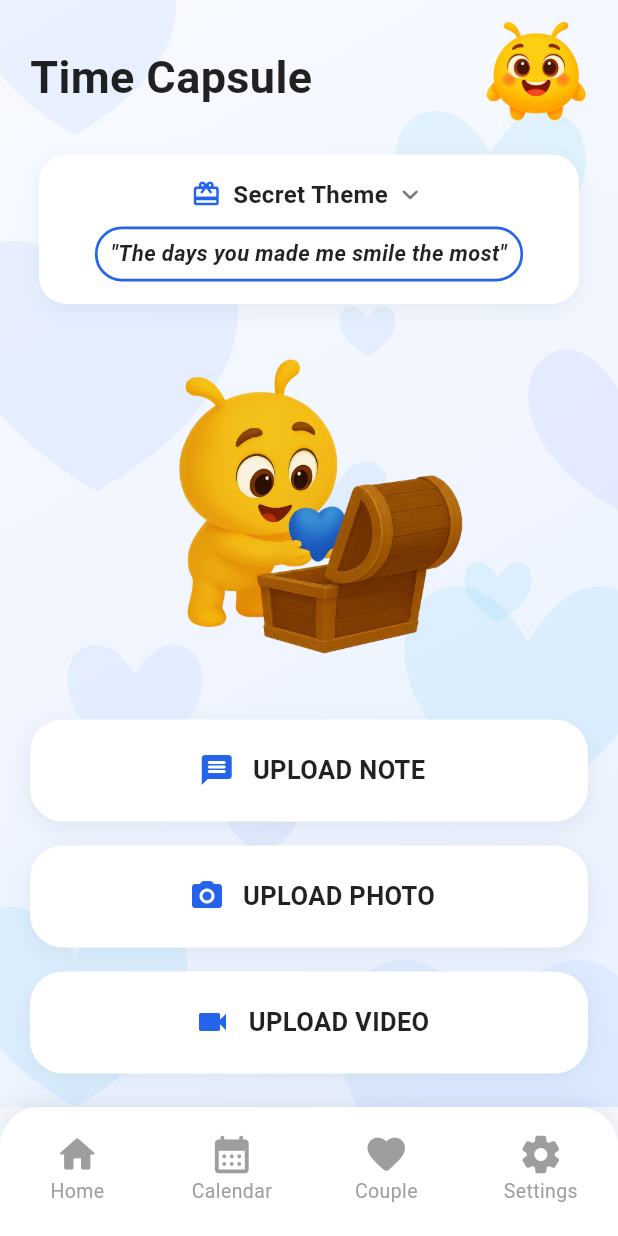
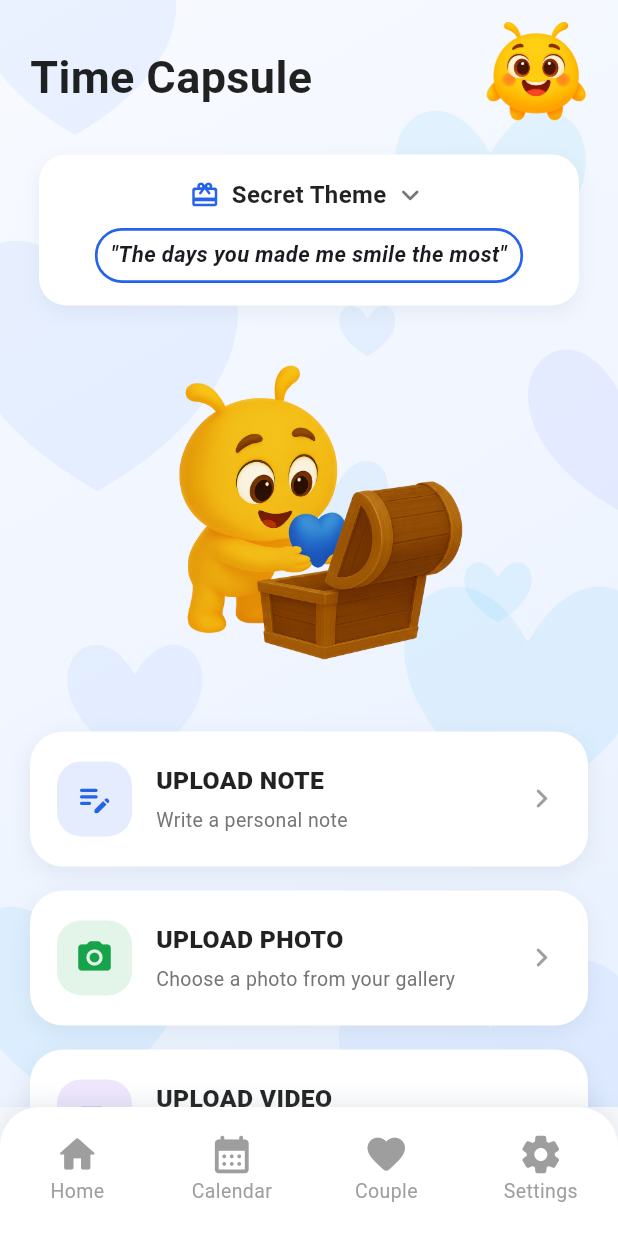
Before and after one commit to Tomasalexpt30/IPM_Bonded, a Flutter app: the TimeCapsuleSubmissionPage screen opened directly with empty values, on a phone screen of 412 x 824 dp. Run offline on Flutter 3.47's test engine with Material 3 defaults, Android fonts, the light colour scheme and no system bars; our stand-ins replace confetti, fl_chart, photo_view; Roboto replaces fonts that are missing (Poppins).

Commit message:
Bonded APP Version 18.2
- Time Capsule Submission Rebrand

```diff
--- a/lib/pages/time_capsule/submission/time_capsule_submission_page.dart
+++ b/lib/pages/time_capsule/submission/time_capsule_submission_page.dart
@@ -31,9 +31,7 @@ class _TimeCapsuleSubmissionPageState extends State<TimeCapsuleSubmissionPage>
   Widget build(BuildContext context) {
     return Scaffold(
       backgroundColor: const Color(0xFFF8F9FD),
-
       bottomNavigationBar: _buildBottomNavBar(context),
-
       body: AppBackground(
         child: SafeArea(
           child: Stack(
@@ -56,6 +54,8 @@ class _TimeCapsuleSubmissionPageState extends State<TimeCapsuleSubmissionPage>
                         ),
                       ),
                     ),
+
+                    // SECRET THEME CARD
                     Align(
                       alignment: Alignment.center,
                       child: GestureDetector(
@@ -83,9 +83,7 @@ class _TimeCapsuleSubmissionPageState extends State<TimeCapsuleSubmissionPage>
                             ],
                           ),
                           child: Column(
-                            mainAxisSize: MainAxisSize.min,
                             children: [
-                              // Linha principal + seta
                               Row(
                                 mainAxisAlignment: MainAxisAlignment.center,
                                 children: [
@@ -108,20 +106,18 @@ class _TimeCapsuleSubmissionPageState extends State<TimeCapsuleSubmissionPage>
                                     _showExplanation
                                         ? Icons.keyboard_arrow_up_rounded
                                         : Icons.keyboard_arrow_down_rounded,
-                                    size: 22,
                                     color: Colors.black54,
                                   ),
                                 ],
                               ),
-
                               const SizedBox(height: 10),
-
                               Container(
-                                padding: const EdgeInsets.symmetric(vertical: 6, horizontal: 9),
+                                padding: const EdgeInsets.symmetric(
+                                    vertical: 6, horizontal: 9),
                                 decoration: BoxDecoration(
                                   borderRadius: BorderRadius.circular(18),
                                   border: Border.all(
-                                    color: Color(0xFF2563EB), // cor do cadeado
+                                    color: const Color(0xFF2563EB),
                                     width: 1.8,
                                   ),
                                 ),
@@ -132,22 +128,17 @@ class _TimeCapsuleSubmissionPageState extends State<TimeCapsuleSubmissionPage>
                                     fontSize: 14.5,
                                     fontWeight: FontWeight.w700,
                                     fontStyle: FontStyle.italic,
-                                    color: Colors.black87,
                                   ),
                                 ),
                               ),
-
                               AnimatedSize(
                                 duration: const Duration(milliseconds: 220),
-                                curve: Curves.easeInOut,
                                 child: _showExplanation
                                     ? Padding(
-                                  padding: const EdgeInsets.only(
-                                    top: 10,
-                                  ),
+                                  padding:
+                                  const EdgeInsets.only(top: 10),
                                   child: Text(
-                                    "Each of you adds a memory that fits this secret theme. "
-                                        "All entries stay hidden until the capsule opens at the end of the month. Good Luck!",
+                                    "Each of you adds a memory that fits this secret theme. All entries stay hidden until the capsule opens at the end of the month.",
                                     textAlign: TextAlign.center,
                                     style: TextStyle(
                                       fontSize: 13.5,
@@ -164,7 +155,7 @@ class _TimeCapsuleSubmissionPageState extends State<TimeCapsuleSubmissionPage>
                       ),
                     ),
 
-                    const SizedBox(height: 25),
+                    const SizedBox(height: 28),
 
                     // IMAGE
                     Center(
@@ -188,35 +179,41 @@ class _TimeCapsuleSubmissionPageState extends State<TimeCapsuleSubmissionPage>
                       ),
                     ),
 
+                    const SizedBox(height: 36),
 
-                    const SizedBox(height: 32),
-
+                    // UPLOAD BUTTONS
                     _submissionButton(
                       label: "UPLOAD NOTE",
-                      icon: Icons.message_rounded,
+                      subtitle: "Write a personal note",
+                      icon: Icons.edit_note_rounded,
+                      accentColor: const Color(0xFF2563EB),
                       onTap: () {},
                     ),
                     const SizedBox(height: 16),
 
                     _submissionButton(
                       label: "UPLOAD PHOTO",
+                      subtitle: "Choose a photo from your gallery",
                       icon: Icons.photo_camera_rounded,
+                      accentColor: const Color(0xFF16A34A),
                       onTap: () {},
                     ),
                     const SizedBox(height: 16),
 
                     _submissionButton(
                       label: "UPLOAD VIDEO",
-                      icon: Icons.videocam,
+                      subtitle: "Upload a short video",
+                      icon: Icons.videocam_rounded,
+                      accentColor: const Color(0xFF7C3AED),
                       onTap: () {},
                     ),
-
 
                     const SizedBox(height: 40),
                   ],
                 ),
               ),
 
+              // BONDIE FLOATING
               Positioned(
                 right: 12,
                 top: 10,
@@ -225,12 +222,14 @@ class _TimeCapsuleSubmissionPageState extends State<TimeCapsuleSubmissionPage>
                     await Navigator.push(
                       context,
                       MaterialPageRoute(
-                        builder: (_) => BondiePage(statsController: widget.controller),
+                        builder: (_) =>
+                            BondiePage(statsController: widget.controller),
                       ),
                     );
                     setState(() {});
                   },
-                  child: AnimatedBondieWidget(controller: widget.controller),
+                  child: AnimatedBondieWidget(
+                      controller: widget.controller),
                 ),
               ),
             ],
@@ -240,15 +239,19 @@ class _TimeCapsuleSubmissionPageState extends State<TimeCapsuleSubmissionPage>
     );
   }
 
+  // IMPROVED BUTTON
   Widget _submissionButton({
     required String label,
+    required String subtitle,
     required IconData icon,
+    required Color accentColor,
     required VoidCallback onTap,
   }) {
-    return GestureDetector(
+    return InkWell(
+      borderRadius: BorderRadius.circular(22),
       onTap: onTap,
       child: Container(
-        padding: const EdgeInsets.symmetric(vertical: 22, horizontal: 18),
+        padding: const EdgeInsets.symmetric(vertical: 20, horizontal: 18),
         decoration: BoxDecoration(
           color: Colors.white,
           borderRadius: BorderRadius.circular(22),
@@ -261,27 +264,47 @@ class _TimeCapsuleSubmissionPageState extends State<TimeCapsuleSubmissionPage>
           ],
         ),
         child: Row(
-          mainAxisAlignment: MainAxisAlignment.center,
           children: [
-            const SizedBox(width: 4),
-            const Icon(
-              Icons.circle,
-              size: 0,
-              color: Colors.transparent,
+            Container(
+              padding: const EdgeInsets.all(12),
+              decoration: BoxDecoration(
+                color: accentColor.withOpacity(0.12),
+                borderRadius: BorderRadius.circular(16),
               ),
-            Icon(
+              child: Icon(
                 icon,
-              size: 24,
-              color: const Color(0xFF2563EB),
+                size: 26,
+                color: accentColor,
               ),
-            const SizedBox(width: 12),
+            ),
+            const SizedBox(width: 16),
+            Expanded(
+              child: Column(
+                crossAxisAlignment: CrossAxisAlignment.start,
+                children: [
                   Text(
                     label,
                     style: const TextStyle(
-                fontSize: 17,
-                fontWeight: FontWeight.w700,
+                      fontSize: 16.5,
+                      fontWeight: FontWeight.w800,
                       color: Colors.black87,
                     ),
+                  ),
+                  const SizedBox(height: 4),
+                  Text(
+                    subtitle,
+                    style: TextStyle(
+                      fontSize: 13,
+                      color: Colors.grey.shade600,
+                    ),
+                  ),
+                ],
+              ),
+            ),
+            const Icon(
+              Icons.chevron_right_rounded,
+              size: 26,
+              color: Colors.black38,
             ),
           ],
         ),
```
Lines whose indentation alone changed are shown as unchanged.
